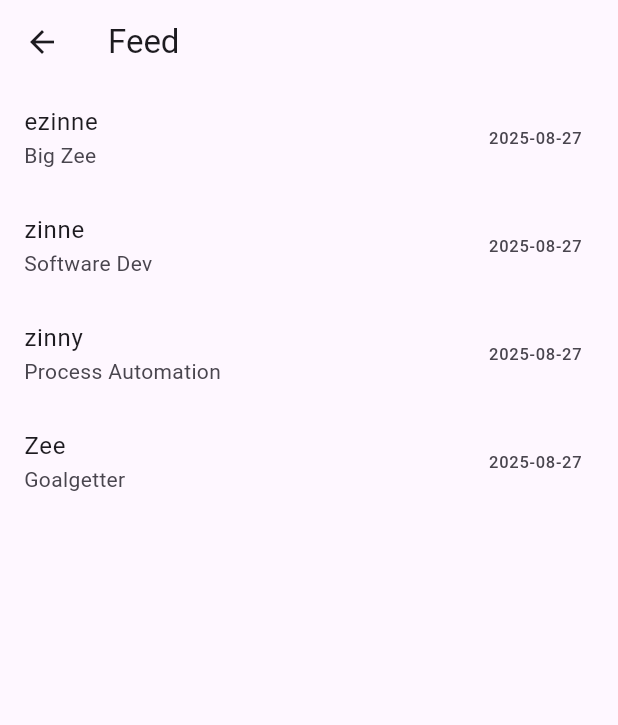
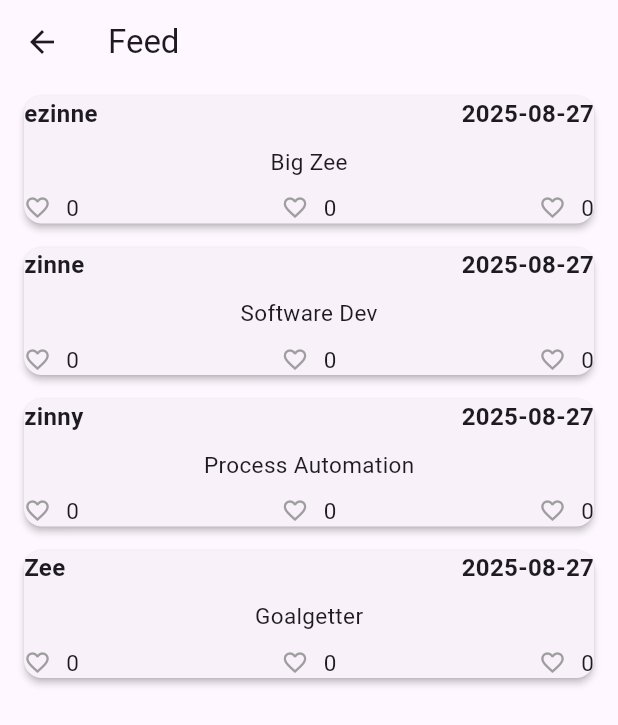
Before and after one commit to Zinniie/Social-Media-App, a Flutter app: the FeedPage screen opened by its route, on a phone screen of 412 x 824 dp. Shown: the top 725 px of the screen. Run offline on Flutter 3.47's test engine with Material 3 defaults, Android fonts, the phone set to English and light mode, and no system bars; our stand-ins replace equatable, flutter_bloc, flutter_secure_storage; accounts and stored records are empty.

Commit message:
feed_page_ui

```diff
--- a/lib/core/utils.dart
+++ b/lib/core/utils.dart
@@ -1,6 +1,10 @@
-String formatError(Object error){
-  if(error.toString().startsWith('Exception: ')){
+String formatError(Object error) {
+  if (error.toString().startsWith('Exception: ')) {
     return error.toString().replaceFirst('Exception: ', '');
+  }
+  return error.toString();
+}
 
-  }return error.toString();
+String formatDate(DateTime date) {
+  return date.toLocal().toIso8601String().substring(0, 10);
 }
--- a/lib/features/feed/presentation/screens/feed_page.dart
+++ b/lib/features/feed/presentation/screens/feed_page.dart
@@ -2,9 +2,11 @@ import 'package:flutter/foundation.dart';
 import 'package:flutter/material.dart';
 import 'package:flutter/widgets.dart';
 import 'package:flutter_bloc/flutter_bloc.dart';
+import 'package:social_media_app/core/utils.dart';
 import 'package:social_media_app/features/feed/presentation/bloc/feed_bloc.dart';
 import 'package:social_media_app/features/feed/presentation/bloc/feed_event.dart';
 import 'package:social_media_app/features/feed/presentation/bloc/feed_state.dart';
+import 'package:social_media_app/features/feed/presentation/widgets/post_card.dart';
 
 class FeedPage extends StatefulWidget {
   const FeedPage({super.key});
@@ -38,19 +40,7 @@ class _FeedPageState extends State<FeedPage> {
             }
             return ListView.builder(
                 itemCount: posts.length,
-                itemBuilder: (context, index) {
-                  final post = posts[index];
-                  return ListTile(
-                    title: Text(post.username),
-                    subtitle: Text(post.content),
-                    trailing: Text(
-                      post.createdAt
-                          .toLocal()
-                          .toIso8601String()
-                          .substring(0, 10),
-                    ),
-                  );
-                });
+                itemBuilder: (context, index) => PostCard(post: posts[index]));
           } else if (state is FeedFailure) {
             return Center(
               child: Text('Error: ${state.message}'),
--- /dev/null
+++ b/lib/features/feed/presentation/widgets/post_card.dart
@@ -0,0 +1,108 @@
+import 'package:flutter/material.dart';
+import 'package:social_media_app/core/utils.dart';
+import 'package:social_media_app/features/feed/domain/entities/post_entity.dart';
+
+class PostCard extends StatelessWidget {
+  final PostEntity post;
+  const PostCard({super.key, required this.post});
+
+  @override
+  Widget build(BuildContext context) {
+    return Card(
+      margin: const EdgeInsets.symmetric(
+        horizontal: 16,
+        vertical: 8,
+      ),
+      elevation: 2,
+      shape: RoundedRectangleBorder(borderRadius: BorderRadius.circular(12)),
+      child: Column(
+        children: [
+          Row(
+            mainAxisAlignment: MainAxisAlignment.spaceBetween,
+            children: [
+              Text(
+                post.username,
+                style: TextStyle(
+                  fontWeight: FontWeight.bold,
+                  fontSize: 16,
+                ),
+              ),
+              Text(
+                formatDate(post.createdAt),
+                style: TextStyle(
+                  fontWeight: FontWeight.bold,
+                  fontSize: 16,
+                ),
+              )
+            ],
+          ),
+          const SizedBox(height: 10),
+          Text(
+            post.content,
+            style: TextStyle(
+              fontSize: 15,
+            ),
+          ),
+          const SizedBox(height: 10),
+          if (post.imageUrl != null && post.imageUrl!.isNotEmpty) ...[
+            const SizedBox(
+              height: 10,
+            ),
+            ClipRRect(
+              borderRadius: BorderRadius.circular(10),
+              child: Image.network(
+                post.imageUrl!,
+              ),
+            ),
+            const SizedBox(height: 10),
+
+          ],  Row(
+            mainAxisAlignment: MainAxisAlignment.spaceBetween,
+            children: [
+              _PostStat(
+                icon: Icons.favorite_border,
+                count: post.likesCount,
+              ),
+              _PostStat(
+                icon: Icons.favorite_border,
+                count: post.commentsCount,
+              ),
+              _PostStat(
+                icon: Icons.favorite_border,
+                count: post.repostsCount,
+              )
+            ],
+          )
+        ],
+      ),
+    );
+  }
+}
+
+class _PostStat extends StatelessWidget {
+  final IconData icon;
+  final int? count;
+  const _PostStat({super.key, required this.icon, this.count});
+
+  @override
+  Widget build(BuildContext context) {
+    return Row(
+      children: [
+        Icon(
+          icon,
+          size: 18,
+          color: Colors.grey,
+        ),
+        const SizedBox(
+          width: 10,
+        ),
+        Text(
+          '${count ?? 0}',
+          style: const TextStyle(
+            fontSize: 15,
+          ),
+        )
+      ],
+    );
+  }
+}
```
